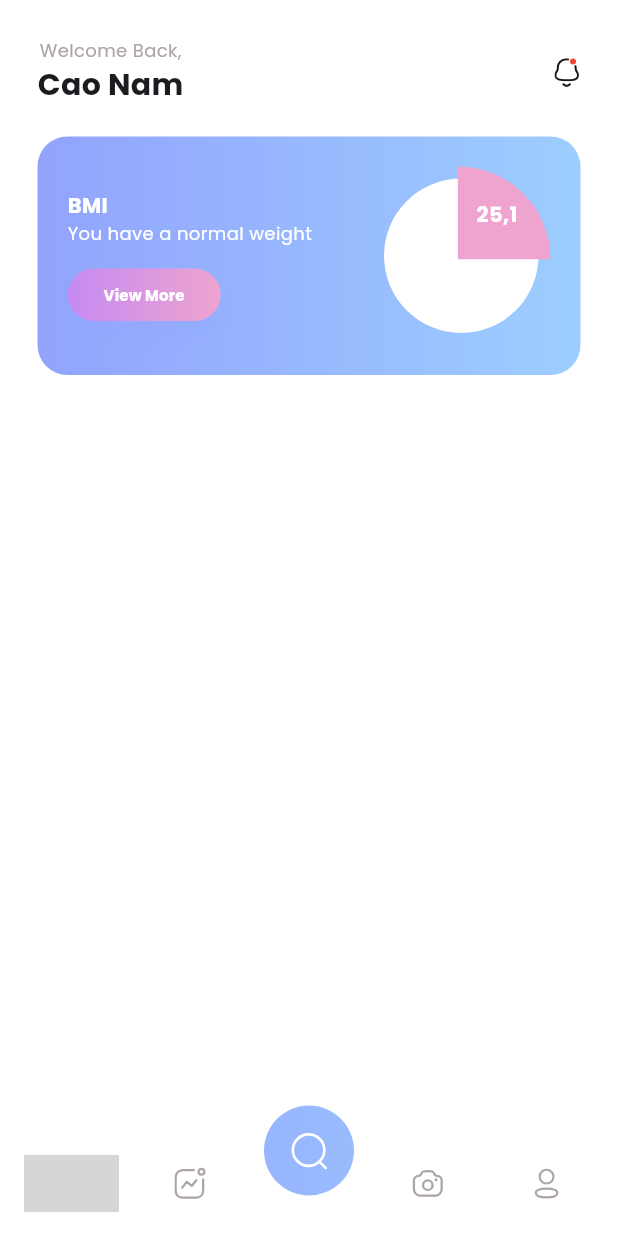
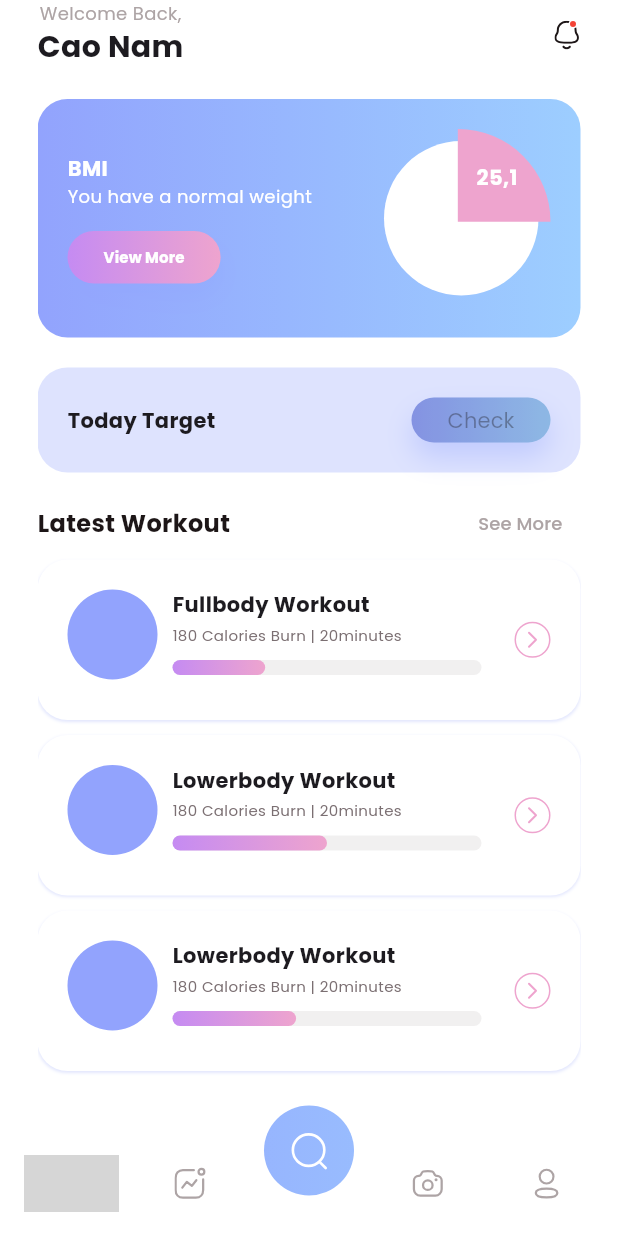
Before and after one commit to caonam030402/Fitness-App, a Flutter app: the screen it shows after launch, on a phone screen of 412 x 824 dp. Run offline on Flutter 3.47's test engine with Material 3 defaults, Android fonts, the phone set to English and light mode, and no system bars; our stand-ins replace animated_splash_screen, flutter_svg; missing offline and left inert: dart:ffi, widget_mask; grey boxes are pictures that could not be loaded.

Commit message:
Create List Workout Card

```diff
--- a/lib/pages/dashboard/home/index.dart
+++ b/lib/pages/dashboard/home/index.dart
@@ -1,5 +1,8 @@
+import 'package:fitness_app/components/daily_action.dart';
+import 'package:fitness_app/components/title_section.dart';
 import 'package:fitness_app/configs/app_icons.dart';
 import 'package:fitness_app/pages/dashboard/home/widgets/banner_home.dart';
+import 'package:fitness_app/pages/dashboard/home/widgets/workout_card.dart';
 import 'package:fitness_app/styles/app_colors.dart';
 import 'package:fitness_app/styles/app_styles.dart';
 import 'package:fitness_app/styles/app_text.dart';
@@ -14,17 +17,19 @@ class HomePage extends StatelessWidget {
     return Scaffold(
       body: SafeArea(
         child: Padding(
-          padding: const EdgeInsets.all(AppStyles.paddingBothSidesPage),
-          child: Column(
-            children: [
-              Row(
+          padding: const EdgeInsets.symmetric(
+              horizontal: AppStyles.paddingBothSidesPage),
+          child: CustomScrollView(
+            slivers: [
+              SliverToBoxAdapter(
+                child: Row(
                   mainAxisAlignment: MainAxisAlignment.spaceBetween,
                   children: [
                     Column(
                       children: [
                         Text('Welcome Back,',
-                          style:
-                              AppText.small.copyWith(color: AppColors.gray_2)),
+                            style: AppText.small
+                                .copyWith(color: AppColors.gray_2)),
                         Text('Cao Nam',
                             style: AppText.heading4
                                 .copyWith(fontWeight: FontWeight.w800)),
@@ -49,10 +54,41 @@ class HomePage extends StatelessWidget {
                     )
                   ],
                 ),
-              const SizedBox(
+              ),
+              SliverToBoxAdapter(
+                child: const SizedBox(
                   height: 20,
                 ),
-              const BannerHome()
+              ),
+              SliverToBoxAdapter(child: const BannerHome()),
+              SliverToBoxAdapter(
+                child: const SizedBox(
+                  height: 20,
+                ),
+              ),
+              SliverToBoxAdapter(
+                  child:
+                      DailyAction(title: 'Today Target', textAction: 'Check')),
+              SliverToBoxAdapter(
+                child: const SizedBox(
+                  height: 10,
+                ),
+              ),
+              SliverToBoxAdapter(child: TitleSection(title: 'Latest Workout')),
+              SliverList.separated(
+                itemCount: listLastWorkout.length,
+                separatorBuilder: (context, index) {
+                  return SizedBox(
+                    height: 10,
+                  );
+                },
+                itemBuilder: (context, index) {
+                  final lastWorkout = listLastWorkout[index];
+                  return WorkoutCard(
+                    lastWorkout: lastWorkout,
+                  );
+                },
+              )
             ],
           ),
         ),
@@ -60,3 +96,44 @@ class HomePage extends StatelessWidget {
     );
   }
 }
+
+class LastWorkout {
+  String title;
+  String desc;
+  double progress;
+  String image;
+
+  LastWorkout(
+      {required this.title,
+      required this.desc,
+      required this.image,
+      required this.progress});
+}
+
+List<LastWorkout> listLastWorkout = [
+  LastWorkout(
+      desc: '180 Calories Burn | 20minutes',
+      image: '',
+      progress: 0.3,
+      title: 'Fullbody Workout'),
+  LastWorkout(
+      desc: '180 Calories Burn | 20minutes',
+      image: '',
+      progress: 0.5,
+      title: 'Lowerbody Workout'),
+  LastWorkout(
+      desc: '180 Calories Burn | 20minutes',
+      image: '',
+      progress: 0.4,
+      title: 'Lowerbody Workout'),
+  LastWorkout(
+      desc: '180 Calories Burn | 20minutes',
+      image: '',
+      progress: 0.2,
+      title: 'Lowerbody Workout'),
+  LastWorkout(
+      desc: '180 Calories Burn | 20minutes',
+      image: '',
+      progress: 0.1,
+      title: 'Lowerbody Workout')
+];
--- a/lib/pages/dashboard/home/widgets/banner_home.dart
+++ b/lib/pages/dashboard/home/widgets/banner_home.dart
@@ -1,3 +1,5 @@
+import 'dart:ffi';
+
 import 'package:fitness_app/components/button.dart';
 import 'package:fitness_app/styles/app_colors.dart';
 import 'package:fitness_app/styles/app_styles.dart';
--- /dev/null
+++ b/lib/pages/dashboard/home/widgets/workout_card.dart
@@ -0,0 +1,83 @@
+import 'package:fitness_app/components/bar_indicator.dart';
+import 'package:fitness_app/configs/app_icons.dart';
+import 'package:fitness_app/pages/dashboard/home/index.dart';
+import 'package:fitness_app/styles/app_colors.dart';
+import 'package:fitness_app/styles/app_shadows.dart';
+import 'package:fitness_app/styles/app_styles.dart';
+import 'package:fitness_app/styles/app_text.dart';
+import 'package:flutter/material.dart';
+import 'package:flutter_svg/flutter_svg.dart';
+
+class WorkoutCard extends StatelessWidget {
+  final LastWorkout lastWorkout;
+  const WorkoutCard({
+    super.key,
+    required this.lastWorkout,
+  });
+
+  @override
+  Widget build(BuildContext context) {
+    return Container(
+      decoration: BoxDecoration(
+          boxShadow: [AppShadows.shadowCard],
+          color: AppColors.white,
+          borderRadius: AppStyles.borderRadiusCard),
+      padding: AppStyles.paddingCard,
+      child: Row(
+        children: [
+          Row(
+            crossAxisAlignment: CrossAxisAlignment.start,
+            children: [
+              Container(
+                width: 60,
+                height: 60,
+                decoration: BoxDecoration(
+                    color: AppColors.primary, shape: BoxShape.circle),
+              ),
+              SizedBox(
+                width: 10,
+              ),
+              Column(
+                crossAxisAlignment: CrossAxisAlignment.start,
+                children: [
+                  Text(
+                    lastWorkout.title,
+                    style: AppText.medium.copyWith(fontWeight: FontWeight.w600),
+                  ),
+                  SizedBox(
+                    height: 3,
+                  ),
+                  Text(
+                    lastWorkout.desc,
+                    style: AppText.caption.copyWith(color: AppColors.gray_1),
+                  ),
+                  BarIndicator(
+                    percent: lastWorkout.progress,
+                    direction: Direction.vertical,
+                    height: 10,
+                    width: MediaQuery.of(context).size.width * 0.5,
+                    gradient: AppColors.secondaryGradiant,
+                  )
+                ],
+              )
+            ],
+          ),
+          Spacer(),
+          Container(
+            padding: EdgeInsets.all(3),
+            width: 24,
+            height: 24,
+            child: SvgPicture.asset(AppIcons.ic_arrow_right,
+                color: AppColors.secondary),
+            decoration: BoxDecoration(
+                shape: BoxShape.circle,
+                border: Border.all(
+                  width: 1,
+                  color: AppColors.secondary,
+                )),
+          )
+        ],
+      ),
+    );
+  }
+}
--- a/lib/pages/main_page.dart
+++ b/lib/pages/main_page.dart
@@ -58,7 +58,7 @@ class MyBottomNavigation extends StatelessWidget {
               top: 30,
               bottom: 0,
               child: Container(
-                color: Colors.white,
+                decoration: BoxDecoration(color: Colors.transparent),
                 height: 50,
                 child: Padding(
                   padding: const EdgeInsets.all(8.0),
--- a/lib/styles/app_shadows.dart
+++ b/lib/styles/app_shadows.dart
@@ -1 +1,10 @@
-class Shadow {}
+import 'package:flutter/material.dart';
+
+class AppShadows {
+  static const shadowCard = BoxShadow(
+    color: Color.fromARGB(95, 179, 189, 250),
+    spreadRadius: 0,
+    blurRadius: 1,
+    offset: Offset(0, 1), // changes position of shadow
+  );
+}
```
Lines whose indentation alone changed are shown as unchanged.
